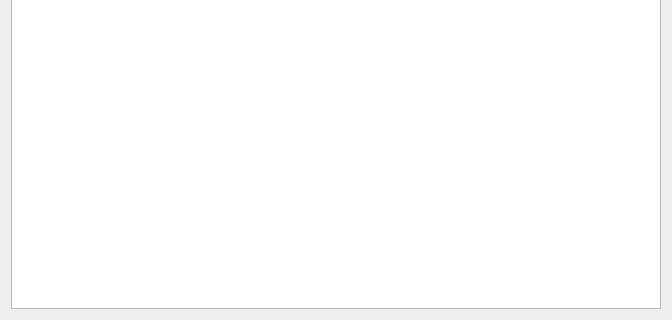
First picture: the form in app/playback_log_ui/playbacklogdialog.ui, repository olegantonyan/mpz, before the edit; both pictures show x 0 to 672 and y 390 to 710 of the 672 by 710 pixel window.
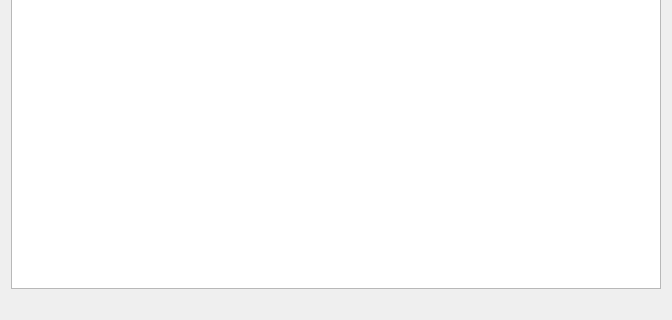
Second picture: the form after the edit.

Commit message: count total playback time (close #43)

```diff
--- a/app/playback_log_ui/playbacklogdialog.ui
+++ b/app/playback_log_ui/playbacklogdialog.ui
@@ -17,6 +17,24 @@
    <item>
     <widget class="QTableView" name="tableView"/>
    </item>
+   <item>
+    <layout class="QHBoxLayout" name="horizontalLayout">
+     <item>
+      <widget class="QLabel" name="labelTotalPlayTime">
+       <property name="text">
+        <string/>
+       </property>
+      </widget>
+     </item>
+     <item>
+      <widget class="QLabel" name="labelThisSessionPlayTime">
+       <property name="text">
+        <string/>
+       </property>
+      </widget>
+     </item>
+    </layout>
+   </item>
   </layout>
  </widget>
  <resources/>
```
The commit also changes 12 other files.
